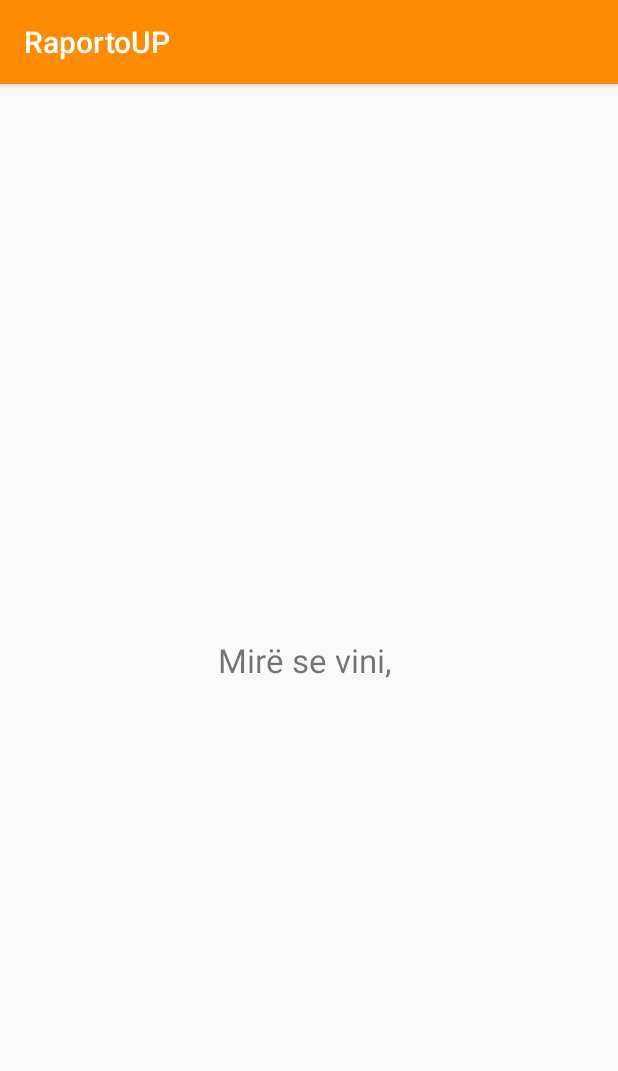
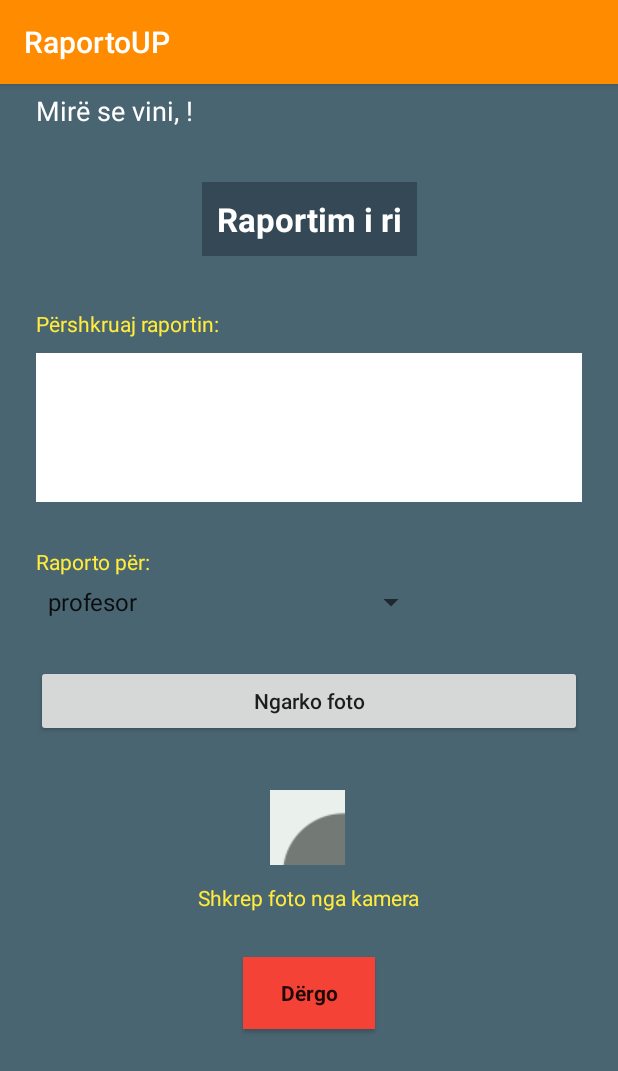
Before and after one commit to FitimHajredini59/RaportoUP, an Android app: the FaqjaPare screen opened directly, with no data from a screen before it, on a phone screen of 412 x 824 dp. Shown: the top 1071 px of the screen. Run offline under Robolectric (Android 15) with nearby library versions, the phone set to English and light mode, and no system bars.

Commit message:
Pamja e faqes se pare (kryesore)
Shtimi i elementeve te nevojshme per faqen e pare.

```diff
--- a/app/src/main/java/com/FIEK/raportoup/FaqjaPare.java
+++ b/app/src/main/java/com/FIEK/raportoup/FaqjaPare.java
@@ -5,11 +5,21 @@ import androidx.appcompat.app.AppCompatActivity;
 
 import android.content.DialogInterface;
 import android.os.Bundle;
+import android.view.View;
+import android.widget.AdapterView;
+import android.widget.ArrayAdapter;
+import android.widget.Spinner;
 import android.widget.TextView;
 
-public class FaqjaPare extends AppCompatActivity {
+public class FaqjaPare extends AppCompatActivity implements AdapterView.OnItemSelectedListener {
 
     String strExtras = "";
+
+    /*-------------------------E shtuar per spinnerin--------------------------------*/
+    private Spinner spinner;
+    private static final String[] paths = {"profesor", "asistent", "zyrtar referent", "prodekan", "dekan"
+            , "zyrtar të IT", "mbeturina", "dëmtime fizike të objekteve", "të tjera"};
+    /*-------------------------E shtuar per spinnerin--------------------------------*/
 
     @Override
     protected void onCreate(Bundle savedInstanceState) {
@@ -20,14 +30,66 @@ public class FaqjaPare extends AppCompatActivity {
             strExtras = getIntent().getExtras().getString("username");
 
         TextView tv1 = findViewById(R.id.tv1);
-        tv1.setText("Mirë se vini, " + strExtras);
+        tv1.setText("Mirë se vini, " + strExtras + "!");
+
+        /*-------------------------E shtuar per spinnerin--------------------------------*/
+        spinner = (Spinner)findViewById(R.id.kategorite);
+        ArrayAdapter<String>adapter = new ArrayAdapter<String>(FaqjaPare.this,
+                android.R.layout.simple_spinner_item,paths);
+
+        adapter.setDropDownViewResource(android.R.layout.simple_spinner_dropdown_item);
+        spinner.setAdapter(adapter);
+        spinner.setOnItemSelectedListener((AdapterView.OnItemSelectedListener) this);
+        /*-------------------------E shtuar per spinnerin--------------------------------*/
     }
+
+
+
+    /*-------------------------E shtuar per spinnerin--------------------------------*/
+    @Override
+    public void onItemSelected(AdapterView<?> parent, View v, int position, long id) {
+
+        switch (position) {
+            case 0:
+                // Whatever you want to happen when the first item gets selected
+                break;
+            case 1:
+                // Whatever you want to happen when the second item gets selected
+                break;
+            case 2:
+                // Whatever you want to happen when the thrid item gets selected
+                break;
+            case 3:
+                // Whatever you want to happen when the thrid item gets selected
+                break;
+            case 4:
+                // Whatever you want to happen when the thrid item gets selected
+                break;
+            case 5:
+                // Whatever you want to happen when the thrid item gets selected
+                break;
+            case 6:
+                // Whatever you want to happen when the thrid item gets selected
+                break;
+            case 7:
+                // Whatever you want to happen when the thrid item gets selected
+                break;
+            case 8:
+                // Whatever you want to happen when the thrid item gets selected
+                break;
+        }
+    }
+
+    @Override
+    public void onNothingSelected(AdapterView<?> parent) {
+        // TODO Auto-generated method stub
+    }
+    /*-------------------------E shtuar per spinnerin--------------------------------*/
 
     boolean getBack = false;
 
     @Override
     public void onBackPressed() {
-
         if (getBack)
             super.onBackPressed();
 
@@ -49,7 +111,7 @@ public class FaqjaPare extends AppCompatActivity {
             }
         });
         alertDialog.show();
+    }
 
 
-    }
 }
--- a/app/src/main/res/layout/activity_faqja_pare.xml
+++ b/app/src/main/res/layout/activity_faqja_pare.xml
@@ -4,19 +4,131 @@
     xmlns:tools="http://schemas.android.com/tools"
     android:layout_width="match_parent"
     android:layout_height="match_parent"
+    android:background="#4A6572"
     tools:context=".FaqjaPare">
 
     <TextView
+        android:id="@+id/tv1"
+        android:layout_width="0dp"
+        android:layout_height="wrap_content"
+        android:layout_marginStart="24dp"
+        android:layout_marginTop="5dp"
+        android:textColor="#FFFFFF"
+        android:textSize="18sp"
+        app:layout_constraintStart_toStartOf="parent"
+        app:layout_constraintTop_toTopOf="parent" />
+
+    <TextView
+        android:id="@+id/heading1"
         android:layout_width="wrap_content"
         android:layout_height="wrap_content"
-        android:text="Përshëndetje!"
+        android:layout_marginTop="35dp"
+        android:background="#344955"
+        android:padding="10dp"
+        android:text="@string/raportim_i_ri"
+        android:textColor="#FFFFFF"
         android:textSize="22dp"
-        android:id="@+id/tv1"
-        app:layout_constraintTop_toTopOf="parent"
-        app:layout_constraintRight_toRightOf="parent"
-        app:layout_constraintLeft_toLeftOf="parent"
-        app:layout_constraintBottom_toBottomOf="parent"/>
+        android:textStyle="bold"
+        app:layout_constraintEnd_toEndOf="parent"
+        app:layout_constraintStart_toStartOf="parent"
+        app:layout_constraintTop_toBottomOf="@+id/tv1" />
 
+    <com.google.android.material.textfield.TextInputEditText
+        android:id="@+id/koment"
+        android:layout_width="match_parent"
+        android:layout_height="wrap_content"
+        android:layout_marginStart="24dp"
+        android:layout_marginTop="10dp"
+        android:layout_marginEnd="24dp"
+        android:background="#FFFFFF"
+        android:inputType="textMultiLine"
+        android:lines="4"
+        android:padding="5dp"
+        android:scrollbars="vertical"
+        app:layout_constraintEnd_toEndOf="parent"
+        app:layout_constraintHorizontal_bias="0.0"
+        app:layout_constraintStart_toStartOf="parent"
+        app:layout_constraintTop_toBottomOf="@+id/textView2" />
 
+    <Button
+        android:id="@+id/ngarkofoto"
+        android:layout_width="match_parent"
+        android:layout_height="wrap_content"
+        android:layout_marginStart="24dp"
+        android:layout_marginTop="30dp"
+        android:layout_marginEnd="24dp"
+        android:text="Ngarko foto"
+        android:textAllCaps="false"
+        app:layout_constraintEnd_toEndOf="parent"
+        app:layout_constraintHorizontal_bias="1.0"
+        app:layout_constraintStart_toStartOf="parent"
+        app:layout_constraintTop_toBottomOf="@+id/kategorite" />
+
+    <ImageButton
+        android:id="@+id/cameraButton"
+        android:layout_width="50dp"
+        android:layout_height="50dp"
+        android:layout_marginTop="35dp"
+        app:layout_constraintEnd_toEndOf="parent"
+        app:layout_constraintHorizontal_bias="0.498"
+        app:layout_constraintStart_toStartOf="parent"
+        app:layout_constraintTop_toBottomOf="@+id/ngarkofoto"
+        app:srcCompat="@drawable/camera" />
+
+    <TextView
+        android:id="@+id/textView"
+        android:layout_width="wrap_content"
+        android:layout_height="wrap_content"
+        android:layout_marginTop="12dp"
+        android:text="Shkrep foto nga kamera"
+        android:textColor="#FFEB3B"
+        app:layout_constraintEnd_toEndOf="parent"
+        app:layout_constraintStart_toStartOf="parent"
+        app:layout_constraintTop_toBottomOf="@+id/cameraButton" />
+
+    <TextView
+        android:id="@+id/textView2"
+        android:layout_width="wrap_content"
+        android:layout_height="wrap_content"
+        android:layout_marginStart="24dp"
+        android:layout_marginTop="35dp"
+        android:text="Përshkruaj raportin:"
+        android:textColor="#FFEB3B"
+        app:layout_constraintStart_toStartOf="parent"
+        app:layout_constraintTop_toBottomOf="@+id/heading1" />
+
+    <TextView
+        android:id="@+id/textView3"
+        android:layout_width="wrap_content"
+        android:layout_height="wrap_content"
+        android:layout_marginStart="24dp"
+        android:layout_marginTop="30dp"
+        android:text="Raporto për:"
+        android:textColor="#FFEB3B"
+        app:layout_constraintStart_toStartOf="parent"
+        app:layout_constraintTop_toBottomOf="@+id/koment" />
+
+    <Spinner
+        android:id="@+id/kategorite"
+        android:layout_width="wrap_content"
+        android:layout_height="wrap_content"
+        android:layout_marginStart="24dp"
+        android:layout_marginTop="5dp"
+        app:layout_constraintStart_toStartOf="parent"
+        app:layout_constraintTop_toBottomOf="@+id/textView3" />
+
+    <Button
+        android:id="@+id/dergo"
+        android:layout_width="wrap_content"
+        android:layout_height="wrap_content"
+        android:layout_marginTop="30dp"
+        android:background="#F44336"
+        android:fontFamily="sans-serif"
+        android:text="Dërgo"
+        android:textAllCaps="false"
+        android:textStyle="bold"
+        app:layout_constraintEnd_toEndOf="parent"
+        app:layout_constraintStart_toStartOf="parent"
+        app:layout_constraintTop_toBottomOf="@+id/textView" />
 
 </androidx.constraintlayout.widget.ConstraintLayout>
--- a/app/src/main/res/layout/activity_login.xml
+++ b/app/src/main/res/layout/activity_login.xml
@@ -59,6 +59,7 @@
         android:background="#FF8C00"
         android:fontFamily="sans-serif"
         android:padding="10dp"
+        android:textAllCaps="false"
         android:text="@string/btnLogin"
         android:textColor="#FFFFFF"
         android:textSize="22sp"
--- a/app/src/main/res/values/strings.xml
+++ b/app/src/main/res/values/strings.xml
@@ -19,5 +19,7 @@
     <string name="alert_message">Dëshironi të dilni?</string>
     <string name="positive_button">Po</string>
     <string name="negative_button">Jo</string>
+    <string name="raportim_i_ri">Raportim i ri</string>
+
 
 </resources>
```
Also changed, not shown: app/src/main/res/drawable/camera.png (added).
